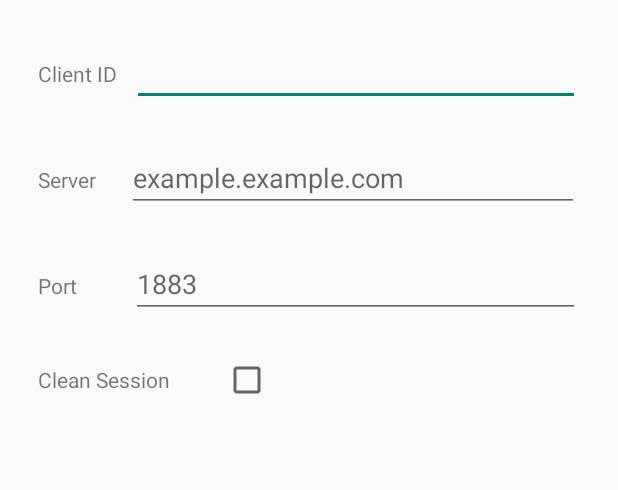
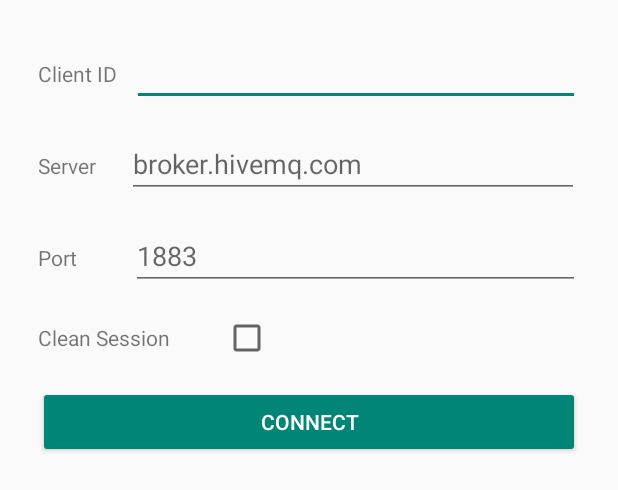
Before and after one commit to bytehala/android-mqtt-quickstart, an Android app: the layout activity_new_connection.xml on its own in the app's theme, with its tools: preview values and no code run, on a phone screen of 412 x 824 dp. Shown: the top 490 px of the screen. Run offline under Robolectric (Android 15) with nearby library versions, the phone set to English and light mode, and no system bars.

Commit message:
Make publish and connect buttons visible even when keyboard shows

```diff
--- a/app/build.gradle
+++ b/app/build.gradle
@@ -6,7 +6,7 @@ android {
 
     defaultConfig {
         applicationId "io.bytehala.eclipsemqtt.sample"
-        minSdkVersion 24
+        minSdkVersion 23
         targetSdkVersion 28
         multiDexEnabled true
     }
--- a/app/src/main/java/io/bytehala/eclipsemqtt/sample/MainActivity.java
+++ b/app/src/main/java/io/bytehala/eclipsemqtt/sample/MainActivity.java
@@ -227,7 +227,8 @@ public class MainActivity extends AppCompatActivity {
         // The basic client information
         String server = (String) data.get(ActivityConstants.server);
         String clientId = (String) data.get(ActivityConstants.clientId);
-        int port = Integer.parseInt((String) data.get(ActivityConstants.port));
+        String portString = (String) data.get(ActivityConstants.port);
+        int port = Integer.parseInt((portString != null && !"".equals(portString) ? portString : "1883"));
         boolean cleanSession = (Boolean) data.get(ActivityConstants.cleanSession);
 
         boolean ssl = (Boolean) data.get(ActivityConstants.ssl);
--- a/app/src/main/res/layout/activity_new_connection.xml
+++ b/app/src/main/res/layout/activity_new_connection.xml
@@ -40,7 +40,7 @@ IBM Corp.
         android:id="@+id/serverGroup"
         android:layout_width="match_parent"
         android:layout_height="wrap_content"
-        android:layout_marginTop="25dp"
+        android:layout_marginTop="16dp"
         android:layout_below="@id/clientIdGroup" >
 
         <TextView
@@ -64,7 +64,7 @@ IBM Corp.
         android:id="@+id/portGroup"
         android:layout_width="match_parent"
         android:layout_height="wrap_content"
-        android:layout_marginTop="25dp"
+        android:layout_marginTop="16dp"
         android:layout_below="@id/serverGroup" >
 
         <TextView
@@ -88,7 +88,7 @@ IBM Corp.
         android:id="@+id/cleanSessionGroup"
         android:layout_width="match_parent"
         android:layout_height="wrap_content"
-        android:layout_marginTop="25dp"
+        android:layout_marginTop="16dp"
         android:layout_below="@id/portGroup" >
 
         <TextView
@@ -106,4 +106,13 @@ IBM Corp.
             android:text="@string/empty" />
     </LinearLayout>
 
+    <android.support.v7.widget.AppCompatButton
+        android:id="@+id/connectButton"
+        android:layout_width="match_parent"
+        android:layout_height="wrap_content"
+        android:layout_marginTop="16dp"
+        style="@style/Widget.AppCompat.Button.Colored"
+        android:layout_below="@id/cleanSessionGroup"
+        android:text="@string/connect" />
+
 </RelativeLayout>
--- a/app/src/main/res/layout/activity_subscribe.xml
+++ b/app/src/main/res/layout/activity_subscribe.xml
@@ -95,7 +95,7 @@ IBM Corp.
         android:layout_below="@id/qosSubGroup"
         android:layout_marginTop="25dp"
         android:enabled="false"
-        android:text="Subscribe" />
+        android:text="@string/subscribe" />
 
 
 </RelativeLayout>
--- a/app/src/main/res/values/strings.xml
+++ b/app/src/main/res/values/strings.xml
@@ -93,7 +93,7 @@ IBM Corp.
     <string name="client_connected">Client connected successfully</string>
 
     <!-- Hints -->
-    <string name="serverURIHint">example.example.com</string>
+    <string name="serverURIHint">broker.hivemq.com</string>
     <string name="portHint">1883</string>
     <string name="contentDescriptionSSL">Enable SSL</string>
     <string name="contentDescriptionCleanSession">Clean Session</string>
```
Also changed, not shown: app/src/main/java/io/bytehala/eclipsemqtt/sample/NewConnectionActivity.java (+98 -63 lines), app/src/main/res/layout/activity_publish.xml (+8 -15 lines), app/src/main/res/menu/activity_new_connection.xml (+9 -7 lines).
